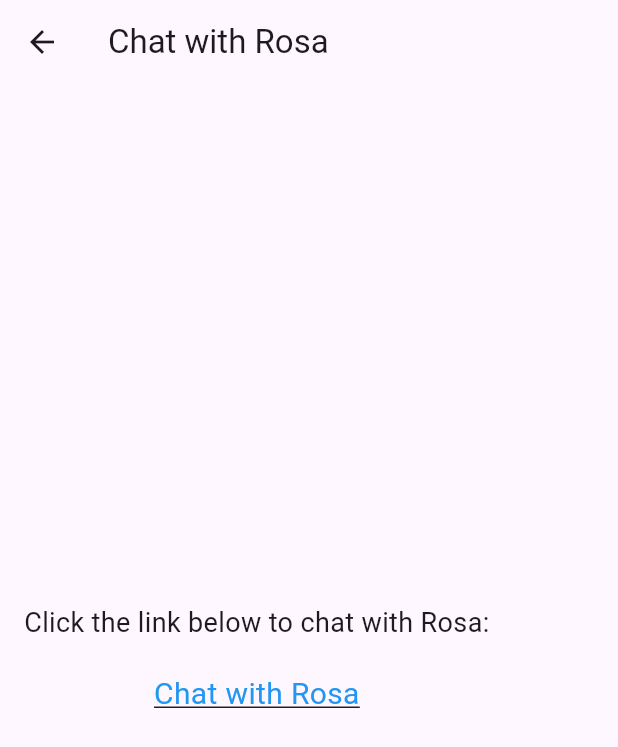
After one commit to teletuBBy-tech/Safewalk_, a Flutter app: the ChatScreen screen opened directly, after a tap on "Chat with Rosa", on a phone screen of 412 x 824 dp. The commit adds this screen. Shown: the top 747 px of the screen. Run offline on Flutter 3.47's test engine with Material 3 defaults, Android fonts, the phone set to English and light mode, and no system bars; our stand-ins replace audioplayers, geolocator, google_maps_flutter, permission_handler.

Commit message:
Initial commit

```diff
--- /dev/null
+++ b/lib/chat_screen.dart
@@ -0,0 +1,53 @@
+import 'package:flutter/material.dart';
+import 'package:url_launcher/url_launcher.dart'; // Make sure to add this import
+
+class ChatScreen extends StatefulWidget {
+  @override
+  _ChatScreenState createState() => _ChatScreenState();
+}
+
+class _ChatScreenState extends State<ChatScreen> {
+  final String chatbotUrl = 'https://bot.dialogflow.com/0c6f1dba-16cd-439d-befe-e5de7576f27c'; // Your chatbot URL
+
+  // Function to launch the URL
+  void _launchURL() async {
+    if (await canLaunch(chatbotUrl)) {
+      await launch(chatbotUrl); // Launch the URL in a browser
+    } else {
+      throw 'Could not launch $chatbotUrl';
+    }
+  }
+
+  @override
+  Widget build(BuildContext context) {
+    return Scaffold(
+      appBar: AppBar(
+        title: Text('Chat with Rosa'),
+      ),
+      body: Padding(
+        padding: const EdgeInsets.all(16.0),
+        child: Column(
+          mainAxisAlignment: MainAxisAlignment.center,
+          children: [
+            Text(
+              'Click the link below to chat with Rosa:',
+              style: TextStyle(fontSize: 18),
+            ),
+            SizedBox(height: 20),
+            GestureDetector(
+              onTap: _launchURL, // When the text is tapped, launch the URL
+              child: Text(
+                'Chat with Rosa',
+                style: TextStyle(
+                  color: Colors.blue,
+                  fontSize: 20,
+                  decoration: TextDecoration.underline,
+                ),
+              ),
+            ),
+          ],
+        ),
+      ),
+    );
+  }
+}
--- a/lib/map.dart
+++ b/lib/map.dart
@@ -72,6 +72,7 @@ class _MapPageState extends State<MapPage> {
         const SnackBar(content: Text('Failed to get current location')),
       );
       setState(() {
+
         _isLoading = false; // Stop loading even if there's an error
       });
     }
--- a/lib/tempCodeRunnerFile.dart
+++ b/lib/tempCodeRunnerFile.dart
@@ -1 +1 @@
-import 'package:flutter/material.dart';
+// import 'package:flutter/material.dart';
```
Also changed, not shown: assets/dialogflow_service_account.json (added, +13 -0 lines), lib/main.dart (+189 -58 lines), pubspec.yaml (+11 -12 lines), pubspec.lock, 8 other files.
